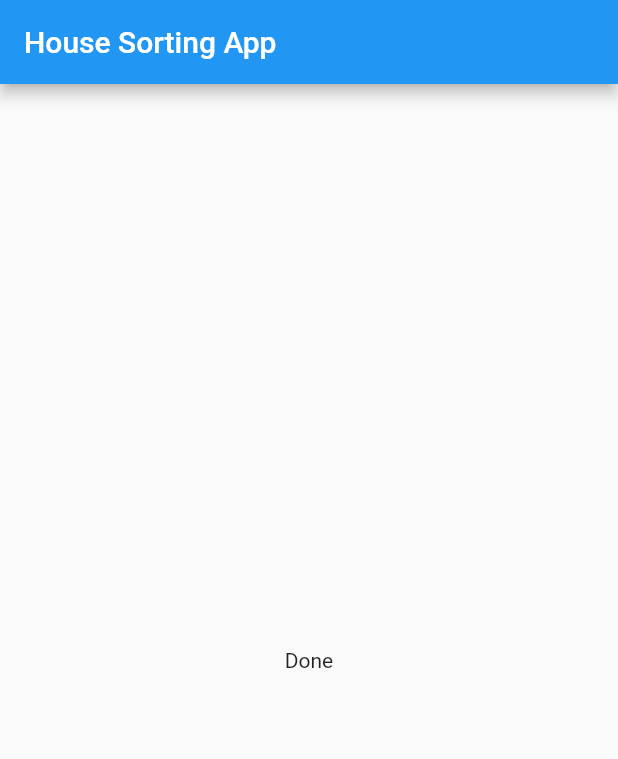
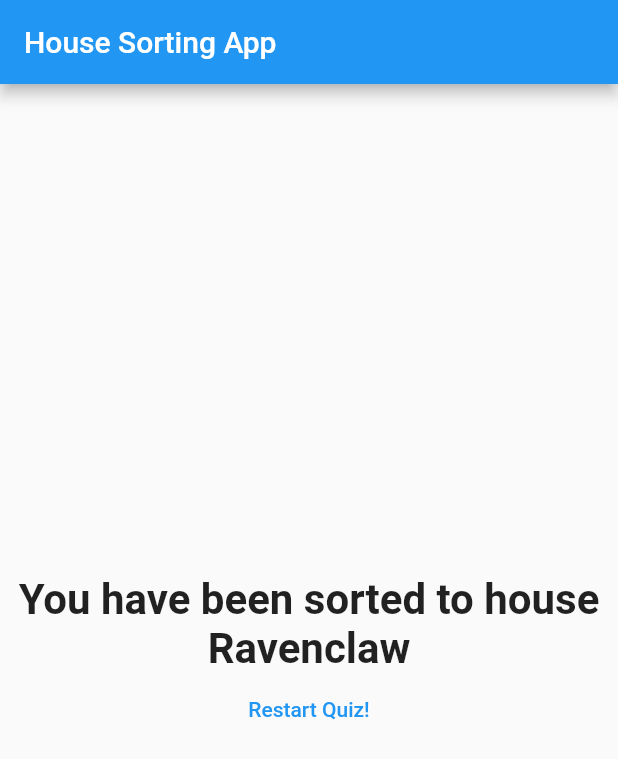
Before and after one commit to travisVela/house-sorting-app, a Flutter app: the screen it shows after launch, after a tap on "Red", after a tap on "Snake", after a tap on "Brave", on a phone screen of 412 x 824 dp. Shown: the top 759 px of the screen. Run offline on Flutter 3.47's test engine with Material 2 defaults, Android fonts, the phone set to English and light mode, and no system bars.

Commit message:
add result and restart widgets

```diff
--- a/lib/main.dart
+++ b/lib/main.dart
@@ -13,30 +13,58 @@ class HouseSortingApp extends StatefulWidget {
 }
 
 class _HouseSortingAppState extends State<HouseSortingApp> {
-  var _questionIndex = 0;
 
-  final _questions = [
+  final _questions = const [
     {
       'questionText': 'Which color do you prefer?',
-      'answers': ['Red', 'Blue', 'Green', 'Yellow']
+      'answers': [
+        {'text': 'Red', 'score': 4},
+        {'text': 'Blue', 'score': 3},
+        {'text': 'Green', 'score': 1},
+        {'text': 'Yellow', 'score': 2}
+      ]
     },
     {
       'questionText': 'Which animal do you like best?',
-      'answers': ['Badger', 'Snake', 'Raven', 'Lion']
+      'answers': [
+        {'text': 'Badger', 'score': 2},
+        {'text': 'Snake', 'score': 1},
+        {'text': 'Raven', 'score': 3},
+        {'text': 'Lion', 'score': 4}
+      ]
     },
     {
       'questionText': 'Which describes you best?',
-      'answers': ['Inquisitive', 'Doubtful', 'Brave', 'Joyful']
+      'answers': [
+        {'text': 'Inquisitive', 'score': 3},
+        {'text': 'Doubtful', 'score': 1},
+        {'text': 'Brave', 'score': 4},
+        {'text': 'Joyful', 'score': 2}
+      ]
     }
   ];
 
-  void _answerQuestion() {
+  var _questionIndex = 0;
+  var _totalScore = 0;
+
+  void _resetQuiz() {
+    setState(() {
+      _questionIndex = 0;
+      _totalScore = 0;
+    });
+  }
+
+  void _answerQuestion(int score) {
+    _totalScore += score;
+    print(score);
     setState(() {
       _questionIndex = _questionIndex + 1;
     });
     print(_questionIndex);
     if (_questionIndex < _questions.length) {
       print('more questions');
+    } else {
+      print('no more questions!');
     }
   }
 
@@ -50,10 +78,10 @@ class _HouseSortingAppState extends State<HouseSortingApp> {
         body: _questionIndex < _questions.length
             ? Quiz(
                 answerQuestion: _answerQuestion,
+                questionIndex: _questionIndex,
                 questions: _questions,
-                questionIndex: _questionIndex
               )
-            : Result()
+            : Result(_totalScore, _resetQuiz),
       ),
     );
   }
--- a/lib/question.dart
+++ b/lib/question.dart
@@ -14,6 +14,7 @@ class Question extends StatelessWidget {
         questionText,
         style: TextStyle(fontSize: 24),
         textAlign: TextAlign.center,
-        ));
+      )
+    );
   }
 }
--- a/lib/quiz.dart
+++ b/lib/quiz.dart
@@ -4,27 +4,25 @@ import './question.dart';
 import './answer.dart';
 
 class Quiz extends StatelessWidget {
-
   final List<Map<String, Object>> questions;
   final int questionIndex;
   final Function answerQuestion;
 
-  Quiz(
-    {
-      @required this.questions,
-      @required this.answerQuestion,
-      @required this.questionIndex
-    }
-  );
+  Quiz({
+    @required this.questions,
+    @required this.answerQuestion,
+    @required this.questionIndex,
+  });
 
   @override
   Widget build(BuildContext context) {
     return Column(
       children: [
-        Question(questions[questionIndex]['questionText']),
-        ...(questions[questionIndex]['answers'] as List<String>)
-            .map((answer) {
-          return Answer(answerQuestion, answer);
+        Question(
+          questions[questionIndex]['questionText'],
+        ),
+        ...(questions[questionIndex]['answers'] as List<Map<String, Object>>).map((answer) {
+          return Answer(() => answerQuestion(answer['score']), answer['text']);
         }).toList()
       ],
     );
--- a/lib/result.dart
+++ b/lib/result.dart
@@ -1,10 +1,47 @@
 import 'package:flutter/material.dart';
 
 class Result extends StatelessWidget {
+
+  final int resultScore;
+  final Function resetHandler;
+
+  Result(this.resultScore, this.resetHandler);
+
+  String get resultPhrase {
+    String resultText;
+    if (resultScore <= 4) {
+      resultText = 'You have been sorted to house Slytherin';
+    } else if (resultScore >= 5 && resultScore <= 8) {
+      resultText = 'You have been sorted to house Hufflepuff';
+    } else if (resultScore >= 9 && resultScore <= 12) {
+      resultText = 'You have been sorted to house Ravenclaw';
+    } else if (resultScore > 12) {
+      resultText = 'You have been sorted to house Gryffindor';
+    }
+    return resultText;
+  }
+
   @override
   Widget build(BuildContext context) {
     return Center(
-      child: Text('Done'),
+      child: Column(
+        mainAxisAlignment: MainAxisAlignment.center,
+        crossAxisAlignment: CrossAxisAlignment.center,
+        children: <Widget>[
+          Text(
+            resultPhrase,
+            style: TextStyle(fontSize: 28, fontWeight: FontWeight.bold),
+            textAlign: TextAlign.center,
+          ),
+          FlatButton(
+            child: Text(
+              'Restart Quiz!',
+            ),
+            textColor: Colors.blue,
+            onPressed: resetHandler,
+          ),
+        ],
+      ),
     );
   }
 }
```
Lines whose indentation alone changed are shown as unchanged.
